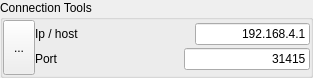
The window that Apps/LWControl/connectwidget.ui (darkjavi/ws2812Wheels) describes before a commit, drawn with Qt 5.
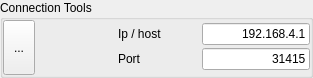
The same window after the commit. Icons and pictures are not drawn.

```diff
--- a/Apps/LWControl/connectwidget.ui
+++ b/Apps/LWControl/connectwidget.ui
@@ -68,6 +68,19 @@
      </property>
     </widget>
    </item>
+   <item>
+    <spacer name="horizontalSpacer_3">
+     <property name="orientation">
+      <enum>Qt::Horizontal</enum>
+     </property>
+     <property name="sizeHint" stdset="0">
+      <size>
+       <width>40</width>
+       <height>20</height>
+      </size>
+     </property>
+    </spacer>
+   </item>
    <item>
     <layout class="QVBoxLayout" name="verticalLayout">
      <property name="spacing">
```
